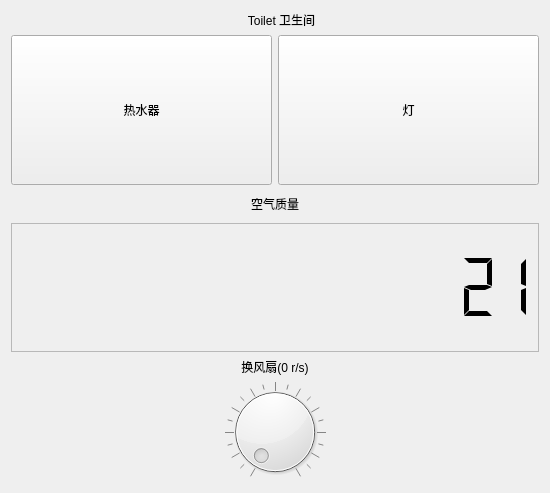
The window that QtWorkSpace/Gateway/toilet.ui (sunnyfjk/UEA_10_08) describes before a commit, drawn with Qt 5.
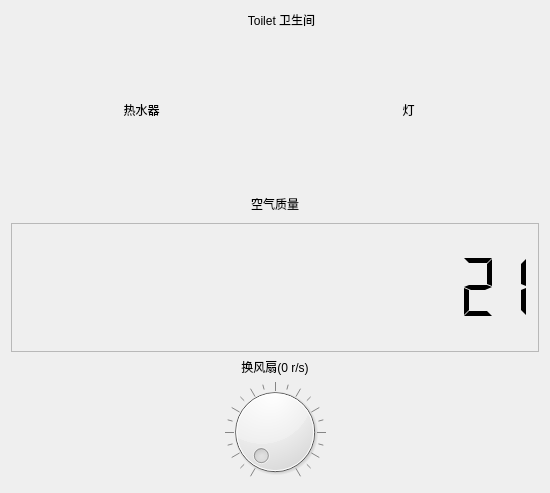
The same window after the commit.

```diff
--- a/QtWorkSpace/Gateway/toilet.ui
+++ b/QtWorkSpace/Gateway/toilet.ui
@@ -40,6 +40,9 @@
        <property name="checkable">
         <bool>true</bool>
        </property>
+       <property name="flat">
+        <bool>true</bool>
+       </property>
       </widget>
      </item>
      <item>
@@ -56,6 +59,9 @@
        <property name="checkable">
         <bool>true</bool>
        </property>
+       <property name="flat">
+        <bool>true</bool>
+       </property>
       </widget>
      </item>
     </layout>
```
